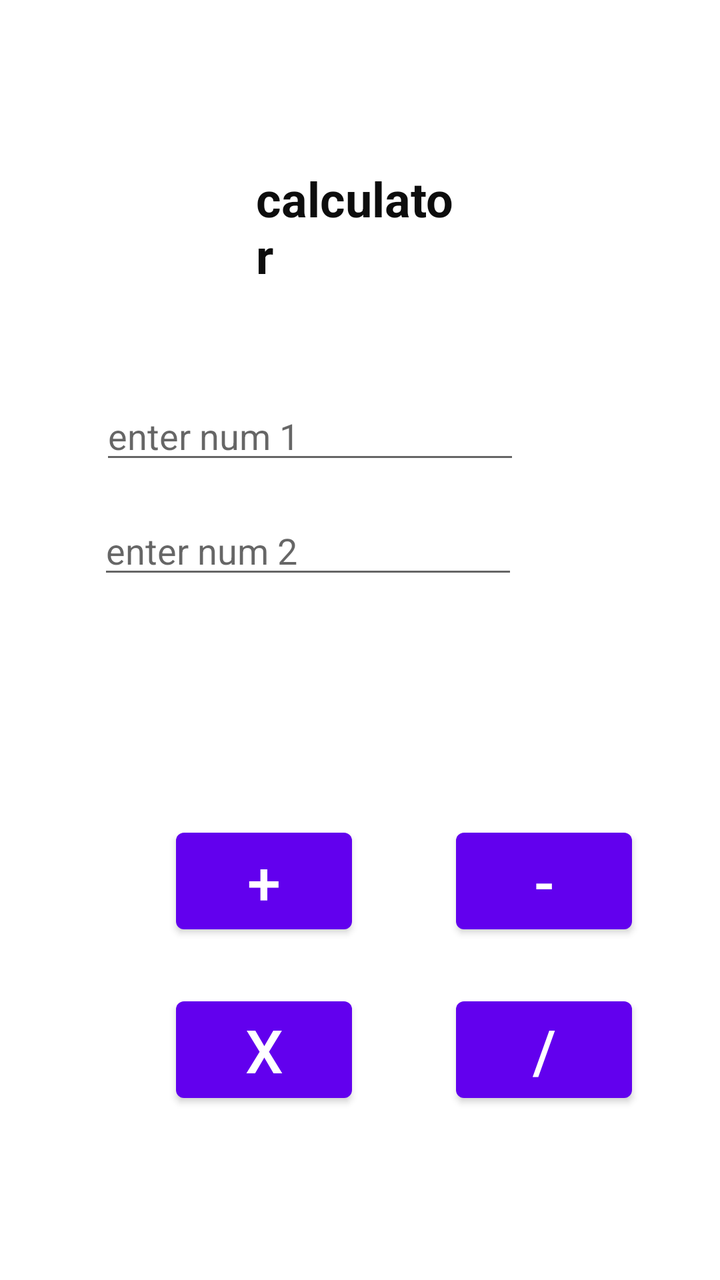
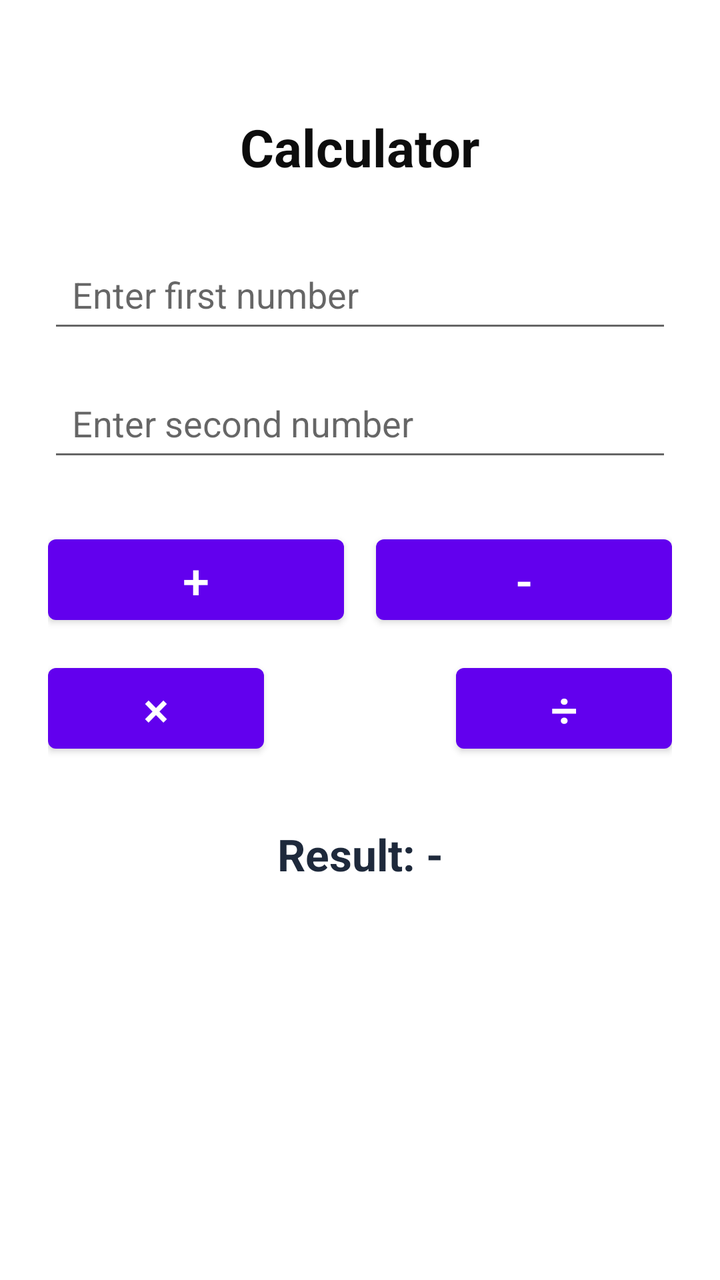

An Android layout rendered at two revisions. The XML below is the earlier revision; the diff shows what the commit changed to produce the second picture.
<!-- AndroidManifest.xml: application theme Theme.Sample_App -->
<!-- res/layout/activity_calculator.xml -->
<?xml version="1.0" encoding="utf-8"?>
<androidx.constraintlayout.widget.ConstraintLayout xmlns:android="http://schemas.android.com/apk/res/android"
    xmlns:app="http://schemas.android.com/apk/res-auto"
    xmlns:tools="http://schemas.android.com/tools"
    android:id="@+id/main"
    android:layout_width="match_parent"
    android:layout_height="match_parent"
    tools:context=".ui.theme.activity.CalculatorActivity">

    <TextView
        android:id="@+id/tvcalculator"
        android:layout_width="0dp"
        android:layout_height="wrap_content"
        android:layout_marginStart="128dp"
        android:layout_marginTop="83dp"
        android:layout_marginEnd="128dp"
        android:text="calculator"
        android:textColor="#0D0D0D"
        android:textSize="24sp"
        android:textStyle="bold"
        app:layout_constraintEnd_toEndOf="parent"
        app:layout_constraintStart_toStartOf="parent"
        app:layout_constraintTop_toTopOf="parent" />

    <Button
        android:id="@+id/btnsum"
        android:layout_width="wrap_content"
        android:layout_height="wrap_content"
        android:layout_marginStart="88dp"
        android:layout_marginTop="116dp"
        android:text="+"
        android:textSize="30sp"
        app:layout_constraintStart_toStartOf="parent"
        app:layout_constraintTop_toBottomOf="@+id/editTextText2" />

    <Button
        android:id="@+id/btnminus"
        android:layout_width="wrap_content"
        android:layout_height="wrap_content"
        android:layout_marginStart="52dp"
        android:layout_marginTop="116dp"
        android:text="-"
        android:textSize="30sp"
        app:layout_constraintStart_toEndOf="@+id/btnsum"
        app:layout_constraintTop_toBottomOf="@+id/editTextText2" />

    <Button
        android:id="@+id/btnmul"
        android:layout_width="wrap_content"
        android:layout_height="wrap_content"
        android:layout_marginStart="88dp"
        android:layout_marginTop="24dp"
        android:text="x"
        android:textSize="30sp"
        app:layout_constraintStart_toStartOf="parent"
        app:layout_constraintTop_toBottomOf="@+id/btnsum" />

    <Button
        android:id="@+id/btndiv"
        android:layout_width="wrap_content"
        android:layout_height="wrap_content"
        android:layout_marginStart="52dp"
        android:layout_marginTop="24dp"
        android:text="/"
        android:textSize="30sp"
        app:layout_constraintStart_toEndOf="@+id/btnmul"
        app:layout_constraintTop_toBottomOf="@+id/btnminus" />

    <EditText
        android:id="@+id/editTextText"
        android:layout_width="wrap_content"
        android:layout_height="wrap_content"
        android:layout_marginTop="52dp"
        android:layout_marginEnd="100dp"
        android:ems="10"
        android:hint="enter num 1"
        android:inputType="number"
        app:layout_constraintEnd_toEndOf="parent"
        app:layout_constraintTop_toBottomOf="@+id/tvcalculator" />

    <EditText
        android:id="@+id/editTextText2"
        android:layout_width="wrap_content"
        android:layout_height="wrap_content"
        android:layout_marginTop="16dp"
        android:layout_marginEnd="101dp"
        android:ems="10"
        android:hint="enter num 2"
        android:inputType="number"
        app:layout_constraintEnd_toEndOf="parent"
        app:layout_constraintTop_toBottomOf="@+id/editTextText" />

    <TextView
        android:id="@+id/tvresult"
        android:layout_width="wrap_content"
        android:layout_height="wrap_content"
        android:layout_marginStart="176dp"
        android:layout_marginTop="336dp"
        android:textSize="30sp"
        android:textStyle="bold"
        app:layout_constraintStart_toStartOf="parent"
        app:layout_constraintTop_toTopOf="parent" />


</androidx.constraintlayout.widget.ConstraintLayout>
<!-- resources referenced by this layout -->
<resources>
  <style name="Theme.Sample_App" parent="Theme.MaterialComponents.Light.NoActionBar" />
</resources>

<!-- the commit's change to res/layout/activity_calculator.xml (unified diff, before → after) -->
@@ -5,101 +5,116 @@
     android:id="@+id/main"
     android:layout_width="match_parent"
     android:layout_height="match_parent"
+    android:padding="24dp"
     tools:context=".ui.theme.activity.CalculatorActivity">
 
+    
     <TextView
         android:id="@+id/tvcalculator"
-        android:layout_width="0dp"
+        android:layout_width="wrap_content"
         android:layout_height="wrap_content"
-        android:layout_marginStart="128dp"
-        android:layout_marginTop="83dp"
-        android:layout_marginEnd="128dp"
-        android:text="calculator"
+        android:layout_marginTop="32dp"
+        android:text="Calculator"
         android:textColor="#0D0D0D"
-        android:textSize="24sp"
+        android:textSize="26sp"
         android:textStyle="bold"
         app:layout_constraintEnd_toEndOf="parent"
         app:layout_constraintStart_toStartOf="parent"
         app:layout_constraintTop_toTopOf="parent" />
 
+    
+    <EditText
+        android:id="@+id/editTextText"
+        android:layout_width="0dp"
+        android:layout_height="wrap_content"
+        android:layout_marginTop="32dp"
+        android:minHeight="48dp"
+        android:hint="Enter first number"
+        android:inputType="numberDecimal|numberSigned"
+        android:padding="12dp"
+        app:layout_constraintEnd_toEndOf="parent"
+        app:layout_constraintStart_toStartOf="parent"
+        app:layout_constraintTop_toBottomOf="@+id/tvcalculator" />
+
+    
+    <EditText
+        android:id="@+id/editTextText2"
+        android:layout_width="0dp"
+        android:layout_height="wrap_content"
+        android:layout_marginTop="16dp"
+        android:minHeight="48dp"
+        android:hint="Enter second number"
+        android:inputType="numberDecimal|numberSigned"
+        android:padding="12dp"
+        app:layout_constraintEnd_toEndOf="parent"
+        app:layout_constraintStart_toStartOf="parent"
+        app:layout_constraintTop_toBottomOf="@+id/editTextText" />
+
+    
     <Button
         android:id="@+id/btnsum"
-        android:layout_width="wrap_content"
+        android:layout_width="0dp"
         android:layout_height="wrap_content"
-        android:layout_marginStart="88dp"
-        android:layout_marginTop="116dp"
+        android:layout_marginTop="28dp"
+        android:layout_marginEnd="8dp"
         android:text="+"
-        android:textSize="30sp"
+        android:textSize="24sp"
+        app:layout_constraintEnd_toStartOf="@+id/btnminus"
+        app:layout_constraintHorizontal_chainStyle="spread"
         app:layout_constraintStart_toStartOf="parent"
         app:layout_constraintTop_toBottomOf="@+id/editTextText2" />
 
     <Button
         android:id="@+id/btnminus"
-        android:layout_width="wrap_content"
+        android:layout_width="0dp"
         android:layout_height="wrap_content"
-        android:layout_marginStart="52dp"
-        android:layout_marginTop="116dp"
+        android:layout_marginStart="8dp"
+        android:layout_marginTop="28dp"
         android:text="-"
-        android:textSize="30sp"
+        android:textSize="24sp"
+        app:layout_constraintEnd_toEndOf="parent"
         app:layout_constraintStart_toEndOf="@+id/btnsum"
         app:layout_constraintTop_toBottomOf="@+id/editTextText2" />
 
+    
     <Button
         android:id="@+id/btnmul"
-        android:layout_width="wrap_content"
+        android:layout_width="0dp"
         android:layout_height="wrap_content"
-        android:layout_marginStart="88dp"
-        android:layout_marginTop="24dp"
-        android:text="x"
-        android:textSize="30sp"
+        android:layout_marginTop="12dp"
+        android:layout_marginEnd="8dp"
+        android:text="×"
+        android:textSize="24sp"
+        app:layout_constraintEnd_toStartOf="@+id/btndiv"
+        app:layout_constraintHorizontal_chainStyle="spread"
         app:layout_constraintStart_toStartOf="parent"
         app:layout_constraintTop_toBottomOf="@+id/btnsum" />
 
     <Button
         android:id="@+id/btndiv"
-        android:layout_width="wrap_content"
+        android:layout_width="0dp"
         android:layout_height="wrap_content"
-        android:layout_marginStart="52dp"
-        android:layout_marginTop="24dp"
-        android:text="/"
-        android:textSize="30sp"
+        android:layout_marginStart="88dp"
+        android:layout_marginTop="12dp"
+        android:text="÷"
+        android:textSize="24sp"
+        app:layout_constraintEnd_toEndOf="parent"
         app:layout_constraintStart_toEndOf="@+id/btnmul"
         app:layout_constraintTop_toBottomOf="@+id/btnminus" />
 
-    <EditText
-        android:id="@+id/editTextText"
-        android:layout_width="wrap_content"
-        android:layout_height="wrap_content"
-        android:layout_marginTop="52dp"
-        android:layout_marginEnd="100dp"
-        android:ems="10"
-        android:hint="enter num 1"
-        android:inputType="number"
-        app:layout_constraintEnd_toEndOf="parent"
-        app:layout_constraintTop_toBottomOf="@+id/tvcalculator" />
-
-    <EditText
-        android:id="@+id/editTextText2"
-        android:layout_width="wrap_content"
-        android:layout_height="wrap_content"
-        android:layout_marginTop="16dp"
-        android:layout_marginEnd="101dp"
-        android:ems="10"
-        android:hint="enter num 2"
-        android:inputType="number"
-        app:layout_constraintEnd_toEndOf="parent"
-        app:layout_constraintTop_toBottomOf="@+id/editTextText" />
-
+    
     <TextView
         android:id="@+id/tvresult"
-        android:layout_width="wrap_content"
+        android:layout_width="0dp"
         android:layout_height="wrap_content"
-        android:layout_marginStart="176dp"
-        android:layout_marginTop="336dp"
-        android:textSize="30sp"
+        android:layout_marginTop="32dp"
+        android:text="Result: -"
+        android:textAlignment="center"
+        android:textColor="#1E293B"
+        android:textSize="22sp"
         android:textStyle="bold"
+        app:layout_constraintEnd_toEndOf="parent"
         app:layout_constraintStart_toStartOf="parent"
-        app:layout_constraintTop_toTopOf="parent" />
-
+        app:layout_constraintTop_toBottomOf="@+id/btnmul" />
 
 </androidx.constraintlayout.widget.ConstraintLayout>
